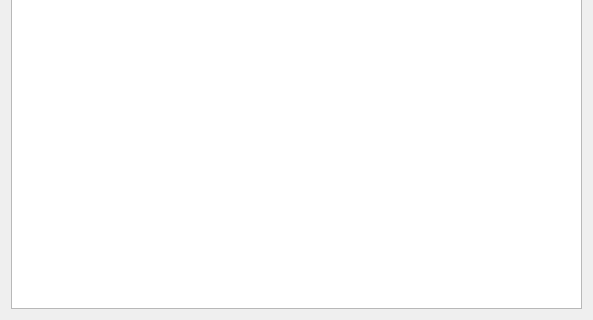
Old version of the form task-tracker-frontend/ProjectWidget.ui in the repository Unkorunk/task-tracker; both pictures show x 0 to 593 and y 177 to 497 of the 593 by 497 pixel window.
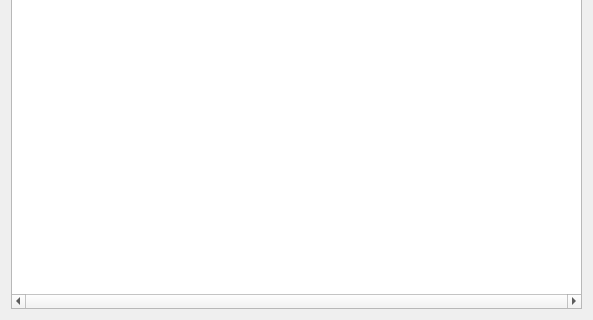
New version of the form.

Commit message: add widgetlist with custom widget task items

Patch:
```diff
--- a/task-tracker-frontend/ProjectWidget.ui
+++ b/task-tracker-frontend/ProjectWidget.ui
@@ -170,15 +170,30 @@
    <item>
     <layout class="QVBoxLayout" name="verticalLayout_4">
      <item>
-      <widget class="QListView" name="listView">
-       <property name="sizePolicy">
-        <sizepolicy hsizetype="Expanding" vsizetype="Expanding">
-         <horstretch>0</horstretch>
-         <verstretch>0</verstretch>
-        </sizepolicy>
+      <widget class="QListWidget" name="listWidget">
+       <property name="lineWidth">
+        <number>0</number>
        </property>
-       <property name="editTriggers">
-        <set>QAbstractItemView::NoEditTriggers</set>
+       <property name="horizontalScrollBarPolicy">
+        <enum>Qt::ScrollBarAlwaysOn</enum>
+       </property>
+       <property name="resizeMode">
+        <enum>QListView::Fixed</enum>
+       </property>
+       <property name="layoutMode">
+        <enum>QListView::SinglePass</enum>
+       </property>
+       <property name="viewMode">
+        <enum>QListView::ListMode</enum>
+       </property>
+       <property name="uniformItemSizes">
+        <bool>true</bool>
+       </property>
+       <property name="batchSize">
+        <number>10</number>
+       </property>
+       <property name="sortingEnabled">
+        <bool>true</bool>
        </property>
       </widget>
      </item>
```
The commit also changes 5 other files.
